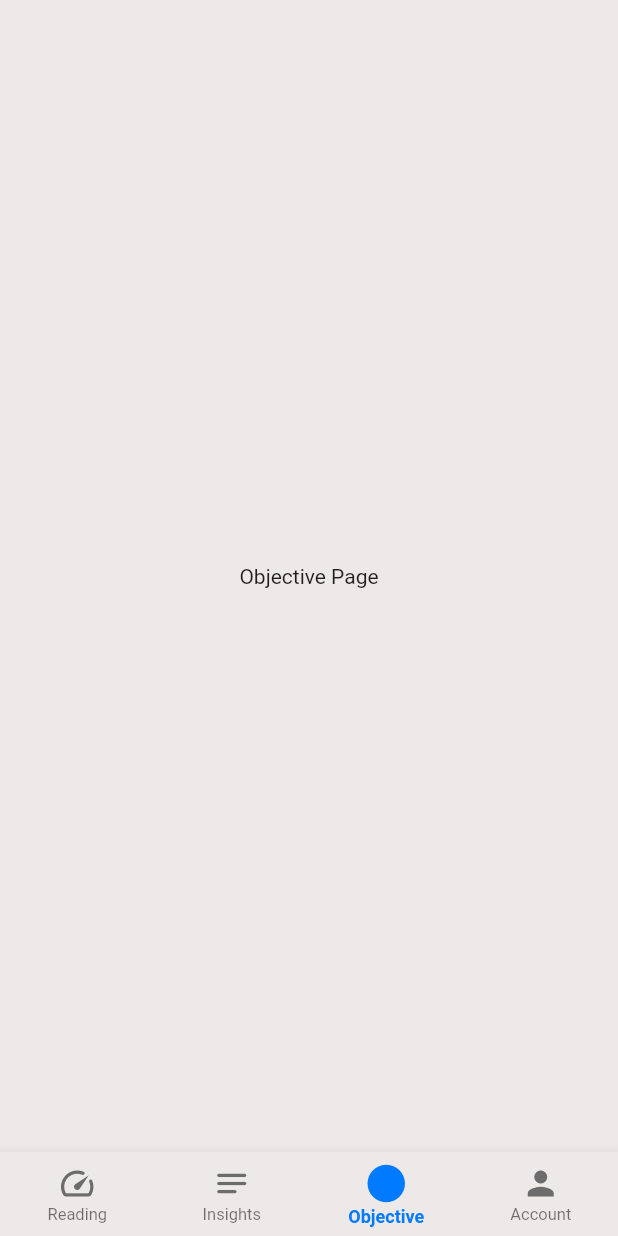
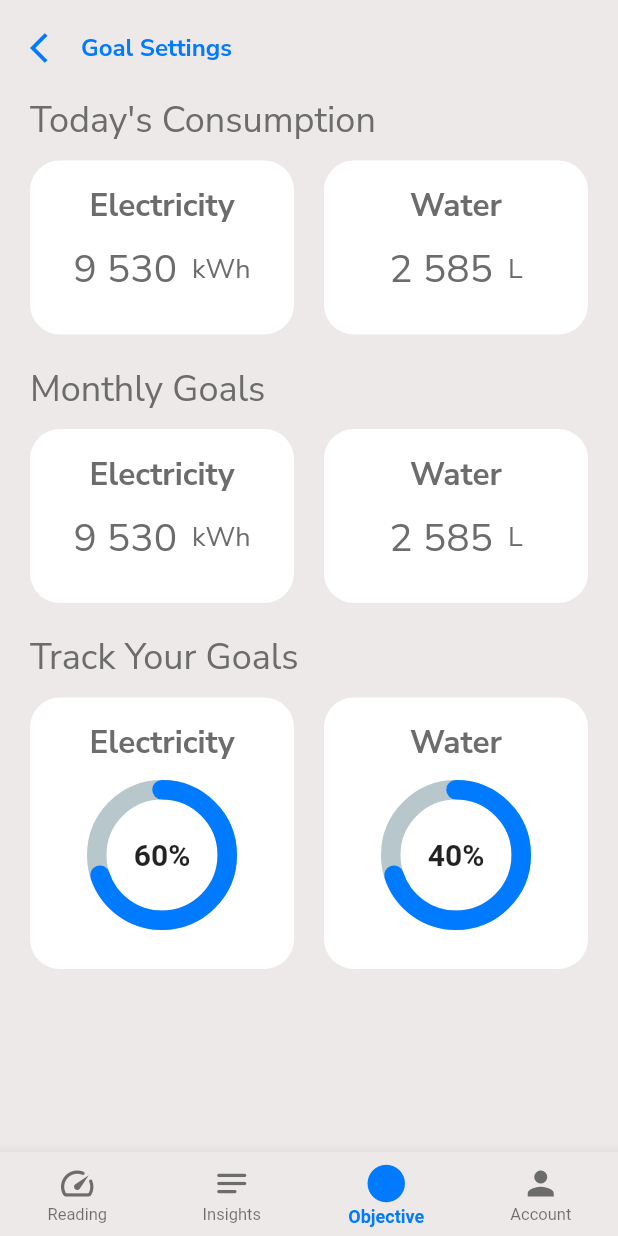
Before and after one commit to Ashutosh-777/Utility-Watch, a Flutter app: the screen it shows after launch, item 3 of the bottom bar chosen, on a phone screen of 412 x 824 dp. Run offline on Flutter 3.47's test engine with Material 2 defaults, Android fonts, the phone set to English and light mode, and no system bars; drawn by our look-alikes of percent_indicator; our stand-ins replace google_fonts.

Commit message:
Made the objective screen..

```diff
--- a/lib/pages/objective/objective_tab.dart
+++ b/lib/pages/objective/objective_tab.dart
@@ -1,12 +1,86 @@
 import 'package:flutter/material.dart';
+import 'package:google_fonts/google_fonts.dart';
+import 'package:utility_watch/globals/colors.dart';
+import 'package:utility_watch/widgets/circular_progress_container.dart';
+import 'package:utility_watch/widgets/objective_page_tile.dart';
 
 class ObjectivePage extends StatelessWidget {
   const ObjectivePage({super.key});
 
   @override
   Widget build(BuildContext context) {
-    return const Center(
-      child: Text("Objective Page"),
+    return Container(
+      margin: EdgeInsets.only(top: 20, left: 20, right: 20),
+      child: Column(
+        crossAxisAlignment: CrossAxisAlignment.start,
+        children: [
+          Row(
+            children: [
+              Icon(Icons.arrow_back_ios, color: MyColors.blueColor),
+              SizedBox(width: 10),
+              Text(
+                "Goal Settings",
+                style: GoogleFonts.nunitoSans(
+                  fontSize: 16,
+                  fontWeight: FontWeight.bold,
+                  color: MyColors.blueColor,
+                ),
+              ),
+            ],
+          ),
+          SizedBox(height: 20),
+          Text(
+            "Today's Consumption",
+            style: GoogleFonts.nunitoSans(
+              fontSize: 24,
+              color: MyColors.greyColor,
+            ),
+          ),
+          SizedBox(height: 10),
+          Row(
+            mainAxisAlignment: MainAxisAlignment.center,
+            children: [
+              MyRoundedContainer(heading: "Electricity", val: "9 530", unit: "kWh"),
+              SizedBox(width: 20),
+              MyRoundedContainer(heading: "Water", val: "2 585", unit: "L"),
+            ],
+          ),
+          SizedBox(height: 20),
+          Text(
+            "Monthly Goals",
+            style: GoogleFonts.nunitoSans(
+              fontSize: 24,
+              color: MyColors.greyColor,
+            ),
+          ),
+          SizedBox(height: 10),
+          Row(
+            mainAxisAlignment: MainAxisAlignment.center,
+            children: [
+              MyRoundedContainer(heading: "Electricity", val: "9 530", unit: "kWh"),
+              SizedBox(width: 20),
+              MyRoundedContainer(heading: "Water", val: "2 585",unit:  "L"),
+            ],
+          ),
+          SizedBox(height: 20),
+          Text(
+            "Track Your Goals",
+            style: GoogleFonts.nunitoSans(
+              fontSize: 24,
+              color: MyColors.greyColor,
+            ),
+          ),
+          SizedBox(height: 10),
+          Row(
+            mainAxisAlignment: MainAxisAlignment.center,
+            children: [
+              MyPercentageContainer(heading: "Electricity", percentage: "60%"),
+              SizedBox(width: 20),
+              MyPercentageContainer(heading: "Water", percentage: "40%"),
+            ],
+          ),
+        ],
+      ),
     );
   }
 }
--- /dev/null
+++ b/lib/widgets/circular_progress_container.dart
@@ -0,0 +1,63 @@
+import 'package:flutter/material.dart';
+import 'package:google_fonts/google_fonts.dart';
+import 'package:percent_indicator/circular_percent_indicator.dart';
+
+import 'package:utility_watch/globals/colors.dart';
+
+class MyPercentageContainer extends StatelessWidget {
+  final String heading;
+  final String percentage;
+
+  const MyPercentageContainer({
+    Key? key,
+    required this.heading,
+    required this.percentage,
+  }) : super(key: key);
+
+  @override
+  Widget build(BuildContext context) {
+    return SingleChildScrollView(
+      child: Expanded(
+        child: Container(
+          width: (MediaQuery.of(context).size.width - 60) / 2,
+          padding: EdgeInsets.all(16),
+          decoration: BoxDecoration(
+            color: Colors.white,
+            borderRadius: BorderRadius.circular(20),
+          ),
+          child: Column(
+            crossAxisAlignment: CrossAxisAlignment.start,
+            children: [
+              Center(
+                child: Text(
+                  heading,
+                  style: GoogleFonts.nunitoSans(
+                    fontSize: 21,
+                    fontWeight: FontWeight.bold,
+                    color: MyColors.greyColor,
+                  ),
+                ),
+              ),
+              SizedBox(height: 10),
+              Center(
+                child: CircularPercentIndicator(
+                  radius: 50.0,
+                  lineWidth: 13.0,
+                  animation: true,
+                  percent: 0.7,
+                  center: new Text(
+                    percentage,
+                    style: new TextStyle(fontWeight: FontWeight.bold, fontSize: 20.0),
+                  ),
+                  circularStrokeCap: CircularStrokeCap.round,
+                  progressColor: MyColors.blueColor,
+                ),
+              ),
+              SizedBox(height: 10),
+            ],
+          ),
+        ),
+      ),
+    );
+  }
+}
--- /dev/null
+++ b/lib/widgets/objective_page_tile.dart
@@ -0,0 +1,68 @@
+import 'package:flutter/material.dart';
+import 'package:google_fonts/google_fonts.dart';
+
+import 'package:utility_watch/globals/colors.dart';
+
+class MyRoundedContainer extends StatelessWidget {
+  final String heading;
+  final String val;
+  final String unit;
+
+  const MyRoundedContainer({
+    Key? key,
+    required this.heading,
+    required this.val,
+    required this.unit,
+  }) : super(key: key);
+
+  @override
+  Widget build(BuildContext context) {
+    return Container(
+      width: (MediaQuery.of(context).size.width - 60) / 2,
+      padding: EdgeInsets.all(16),
+      decoration: BoxDecoration(
+        color: Colors.white,
+        borderRadius: BorderRadius.circular(20),
+      ),
+      child: Column(
+        crossAxisAlignment: CrossAxisAlignment.start,
+        children: [
+          Center(
+            child: Text(
+              heading,
+              style: GoogleFonts.nunitoSans(
+                fontSize: 21,
+                fontWeight: FontWeight.bold,
+                color: MyColors.greyColor,
+              ),
+            ),
+          ),
+          SizedBox(height: 10),
+          Row(
+            mainAxisAlignment: MainAxisAlignment.center,
+            children: [
+              Text(
+                val,
+                style: GoogleFonts.nunitoSans(
+                  fontSize: 26,
+                  color: MyColors.greyColor,
+                ),
+              ),
+              SizedBox(
+                width: 10,
+              ),
+              Text(
+                unit,
+                style: GoogleFonts.nunitoSans(
+                  fontSize: 18,
+                  color: MyColors.greyColor,
+                ),
+              )
+            ],
+          ),
+          SizedBox(height: 10),
+        ],
+      ),
+    );
+  }
+}
--- a/pubspec.yaml
+++ b/pubspec.yaml
@@ -36,6 +36,7 @@ dependencies:
   # Use with the CupertinoIcons class for iOS style icons.
   cupertino_icons: ^1.0.2
   google_fonts: ^6.1.0
+  percent_indicator: ^4.2.3
 
 dev_dependencies:
   flutter_test:
```
Also changed, not shown: pubspec.lock.
